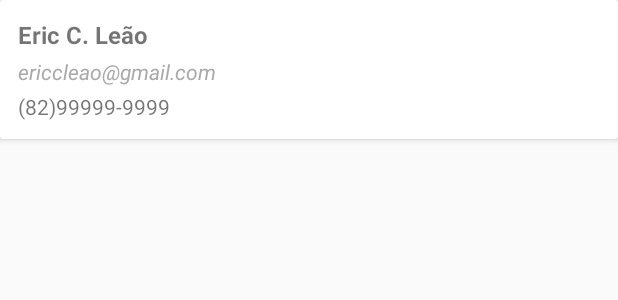
After one commit to wellingtoncosta/curso-android-congresso-ti, an Android app: the layout contact_card_view_component.xml on its own in the app's theme, with its tools: preview values and no code run, on a phone screen of 412 x 824 dp. The commit adds this screen. Shown: the top 300 px of the screen. Run offline under Robolectric (Android 15) with nearby library versions, the phone set to English and light mode, and no system bars.

Commit message:
WIP: Add contact card view component
- Add contact card view and a dto to use at the component

Signed-off-by: Eric C. Leão <ericcleao@gmail.com>

```diff
--- a/app/src/main/AndroidManifest.xml
+++ b/app/src/main/AndroidManifest.xml
@@ -12,7 +12,7 @@
             android:roundIcon="@mipmap/ic_launcher_round"
             android:supportsRtl="true"
             android:theme="@style/AppTheme.NoActionBar">
-        <activity android:name=".application.ui.SelectContactActivity">
+        <activity android:name=".application.ui.modules.SelectContactActivity">
             <intent-filter>
                 <action android:name="android.intent.action.MAIN"/>
 
--- /dev/null
+++ b/app/src/main/java/io/github/wellingtoncosta/cursoandroidcongressodeti/application/ui/components/contactcardview/domain/dtos/ContactDto.kt
@@ -0,0 +1,3 @@
+package io.github.wellingtoncosta.cursoandroidcongressodeti.application.ui.components.contactcardview.domain.dtos
+
+class ContactDto(val name: String, val email: String, val phoneNumber: String)
--- a/app/src/main/java/io/github/wellingtoncosta/cursoandroidcongressodeti/application/ui/SelectContactActivity.kt
+++ b/app/src/main/java/io/github/wellingtoncosta/cursoandroidcongressodeti/application/ui/modules/SelectContactActivity.kt
@@ -1,4 +1,4 @@
-package io.github.wellingtoncosta.cursoandroidcongressodeti.application.ui
+package io.github.wellingtoncosta.cursoandroidcongressodeti.application.ui.modules
 
 import android.os.Bundle
 import androidx.appcompat.app.AppCompatActivity
@@ -7,7 +7,7 @@ import androidx.fragment.app.Fragment
 import androidx.fragment.app.FragmentManager
 import androidx.fragment.app.FragmentStatePagerAdapter
 import io.github.wellingtoncosta.cursoandroidcongressodeti.R
-import io.github.wellingtoncosta.cursoandroidcongressodeti.application.ui.selectcontact.SelectContactFragment
+import io.github.wellingtoncosta.cursoandroidcongressodeti.application.ui.modules.selectcontact.SelectContactFragment
 import io.github.wellingtoncosta.cursoandroidcongressodeti.databinding.SelectContactActivityBinding
 
 class SelectContactActivity : AppCompatActivity() {
--- a/app/src/main/java/io/github/wellingtoncosta/cursoandroidcongressodeti/application/ui/selectcontact/SelectContactFragment.kt
+++ b/app/src/main/java/io/github/wellingtoncosta/cursoandroidcongressodeti/application/ui/modules/selectcontact/SelectContactFragment.kt
@@ -1,4 +1,4 @@
-package io.github.wellingtoncosta.cursoandroidcongressodeti.application.ui.selectcontact
+package io.github.wellingtoncosta.cursoandroidcongressodeti.application.ui.modules.selectcontact
 
 import android.os.Bundle
 import android.view.LayoutInflater
--- /dev/null
+++ b/app/src/main/java/io/github/wellingtoncosta/cursoandroidcongressodeti/application/ui/modules/selectcontact/viewmodels/SelectFavotiteContactViewModel.kt
@@ -0,0 +1,6 @@
+package io.github.wellingtoncosta.cursoandroidcongressodeti.application.ui.modules.selectcontact.viewmodels
+
+import androidx.lifecycle.ViewModel
+
+class SelectFavotiteContactViewModel : ViewModel() {
+}
--- a/app/src/main/java/io/github/wellingtoncosta/cursoandroidcongressodeti/application/ui/selectcontact/viewmodels/SelectFavotiteContactViewModel.kt
+++ /dev/null
@@ -1,6 +0,0 @@
-package io.github.wellingtoncosta.cursoandroidcongressodeti.application.ui.selectcontact.viewmodels
-
-import androidx.lifecycle.ViewModel
-
-class SelectFavotiteContactViewModel : ViewModel() {
-}
--- /dev/null
+++ b/app/src/main/res/layout/contact_card_view_component.xml
@@ -0,0 +1,60 @@
+<?xml version="1.0" encoding="utf-8"?>
+<layout xmlns:android="http://schemas.android.com/apk/res/android"
+    xmlns:app="http://schemas.android.com/apk/res-auto"
+    xmlns:tools="http://schemas.android.com/tools">
+
+    <data>
+
+        <variable
+            name="contactDto"
+            type="io.github.wellingtoncosta.cursoandroidcongressodeti.application.ui.components.contactcardview.domain.dtos.ContactDto" />
+
+    </data>
+
+    <androidx.cardview.widget.CardView
+        android:layout_width="match_parent"
+        android:layout_height="wrap_content"
+        app:cardElevation="3dp">
+
+        <LinearLayout
+            android:layout_width="match_parent"
+            android:layout_height="wrap_content"
+            android:layout_margin="4dp"
+            android:orientation="vertical"
+            android:padding="8dp">
+
+            <TextView
+                android:layout_width="match_parent"
+                android:layout_height="wrap_content"
+                android:ellipsize="end"
+                android:singleLine="true"
+                android:text="@{contactDto.name}"
+                android:textSize="16sp"
+                android:textStyle="bold"
+                tools:text="Eric C. Leão" />
+
+            <TextView
+                android:layout_width="match_parent"
+                android:layout_height="wrap_content"
+                android:layout_marginTop="4dp"
+                android:ellipsize="end"
+                android:singleLine="true"
+                android:text="@{contactDto.email}"
+                android:textColor="@android:color/darker_gray"
+                android:textStyle="italic"
+                tools:text="ericcleao@gmail.com" />
+
+            <TextView
+                android:layout_width="match_parent"
+                android:layout_height="wrap_content"
+                android:layout_marginTop="4dp"
+                android:ellipsize="end"
+                android:singleLine="true"
+                android:text="@{contactDto.phoneNumber}"
+                tools:text="(82)99999-9999" />
+
+        </LinearLayout>
+
+    </androidx.cardview.widget.CardView>
+
+</layout>
--- a/app/src/main/res/layout/select_contact_activity.xml
+++ b/app/src/main/res/layout/select_contact_activity.xml
@@ -7,7 +7,7 @@
         android:layout_width="match_parent"
         android:layout_height="match_parent"
         android:orientation="vertical"
-        tools:context=".application.ui.SelectContactActivity">
+        tools:context=".application.ui.modules.SelectContactActivity">
 
         <com.google.android.material.appbar.AppBarLayout
             android:id="@+id/appbar"
```
Also changed, not shown: app/src/main/java/io/github/wellingtoncosta/cursoandroidcongressodeti/application/ui/components/contactcardview/ContactCardView.kt (added, +34 -0 lines), app/src/main/java/io/github/wellingtoncosta/cursoandroidcongressodeti/application/ui/modules/selectcontact/adapters/ContactAdapter.kt (renamed from app/src/main/java/io/github/wellingtoncosta/cursoandroidcongressodeti/application/ui/selectcontact/adapters/ContactAdapter.kt, +11 -3 lines), app/src/main/java/io/github/wellingtoncosta/cursoandroidcongressodeti/application/ui/modules/selectcontact/viewmodels/SelectContactViewModel.kt (added, +8 -0 lines), app/src/main/java/io/github/wellingtoncosta/cursoandroidcongressodeti/application/ui/selectcontact/viewmodels/SelectContactViewModel.kt (deleted, +0 -8 lines), app/src/main/res/layout/contact_item.xml (+8 -4 lines).
